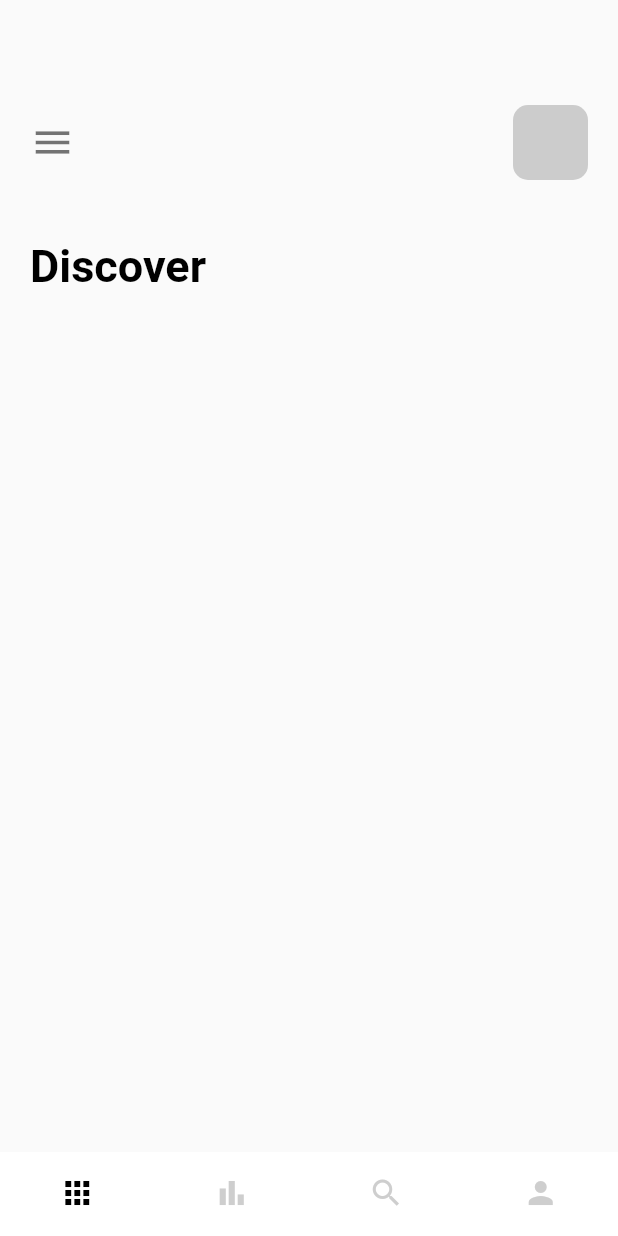
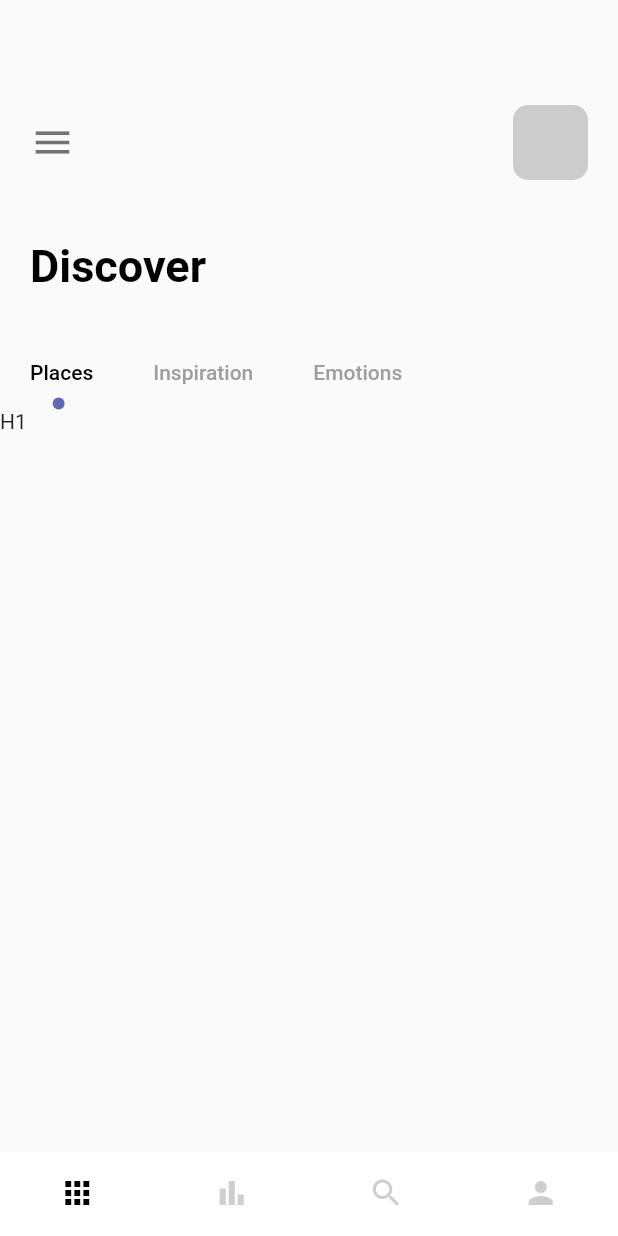
Before and after one commit to ahmadadejumo/weather-app, a Flutter app: the screen it shows after launch, on a phone screen of 412 x 824 dp. Run offline on Flutter 3.47's test engine with Material 2 defaults, Android fonts, the phone set to English and light mode, and no system bars.

Commit message:
add tabbar and tabbar indicator position

```diff
--- a/lib/pages/navpages/home_page.dart
+++ b/lib/pages/navpages/home_page.dart
@@ -1,6 +1,7 @@
 // ignore_for_file: prefer_const_constructors
 
 import 'package:flutter/material.dart';
+import 'package:flutter_cubit/misc/colors.dart';
 import 'package:flutter_cubit/widgets/app_large_text.dart';
 
 class HomePage extends StatefulWidget {
@@ -10,9 +11,10 @@ class HomePage extends StatefulWidget {
   _HomePageState createState() => _HomePageState();
 }
 
-class _HomePageState extends State<HomePage> {
+class _HomePageState extends State<HomePage> with TickerProviderStateMixin {
   @override
   Widget build(BuildContext context) {
+    TabController _tabController = TabController(length: 3, vsync: this);
     return Scaffold(
       body: Column(
         crossAxisAlignment: CrossAxisAlignment.start,
@@ -48,8 +50,70 @@ class _HomePageState extends State<HomePage> {
           ),
           SizedBox(height: 30),
           // tabbar
+          Container(
+            child: Align(
+              alignment: Alignment.centerLeft,
+              child: TabBar(
+                labelPadding: const EdgeInsets.only(
+                  left: 20,
+                  right: 20,
+                ),
+                controller: _tabController,
+                labelColor: Colors.black,
+                unselectedLabelColor: Colors.grey,
+                isScrollable: true,
+                indicatorSize: TabBarIndicatorSize.label,
+                indicator:
+                    CircleTabIndicator(color: AppColors.mainColor, radius: 4),
+                // ignore: prefer_const_literals_to_create_immutables
+                tabs: [
+                  Tab(text: "Places"),
+                  Tab(text: "Inspiration"),
+                  Tab(text: "Emotions")
+                ],
+              ),
+            ),
+          ),
+          Container(
+            height: 300,
+            width: double.maxFinite,
+            // ignore: prefer_const_literals_to_create_immutables
+            child: TabBarView(controller: _tabController, children: [
+              Text("H1"),
+              Text("H1"),
+              Text("H1"),
+            ]),
+          ),
         ],
       ),
     );
   }
 }
+
+class CircleTabIndicator extends Decoration {
+  final Color color;
+  double radius;
+  CircleTabIndicator({required this.color, required this.radius});
+  @override
+  BoxPainter createBoxPainter([VoidCallback? onChanged]) {
+    // TODO: implement createBoxPainter
+    return _CirclePainter(color: color, radius: radius);
+  }
+}
+
+class _CirclePainter extends BoxPainter {
+  final Color color;
+  double radius;
+  _CirclePainter({required this.color, required this.radius});
+  @override
+  void paint(Canvas canvas, Offset offset, ImageConfiguration configuration) {
+    // TODO: implement paint
+    Paint _paint = Paint();
+    _paint.color = color;
+    _paint.isAntiAlias = true;
+    final Offset circleOffset = Offset(
+        configuration.size!.width / 2 - radius / 2,
+        configuration.size!.height - radius);
+    canvas.drawCircle(offset + circleOffset, radius, _paint);
+  }
+}
```
